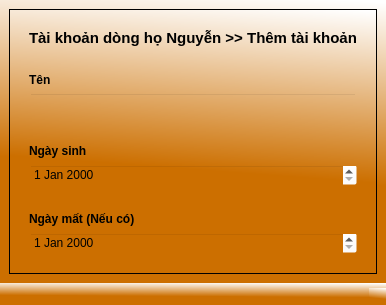
haintvietnam/project, file Them_tai_khoan.ui: the form before one commit.
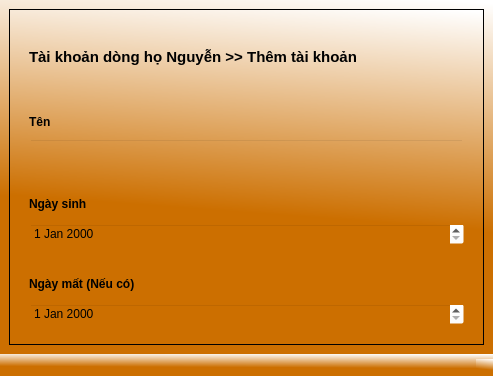
The form after the commit.

What changed in the file:
```diff
--- a/Them_tai_khoan.ui
+++ b/Them_tai_khoan.ui
@@ -7,7 +7,7 @@
     <x>0</x>
     <y>0</y>
     <width>493</width>
-    <height>0</height>
+    <height>376</height>
    </rect>
   </property>
   <property name="windowTitle">
```
